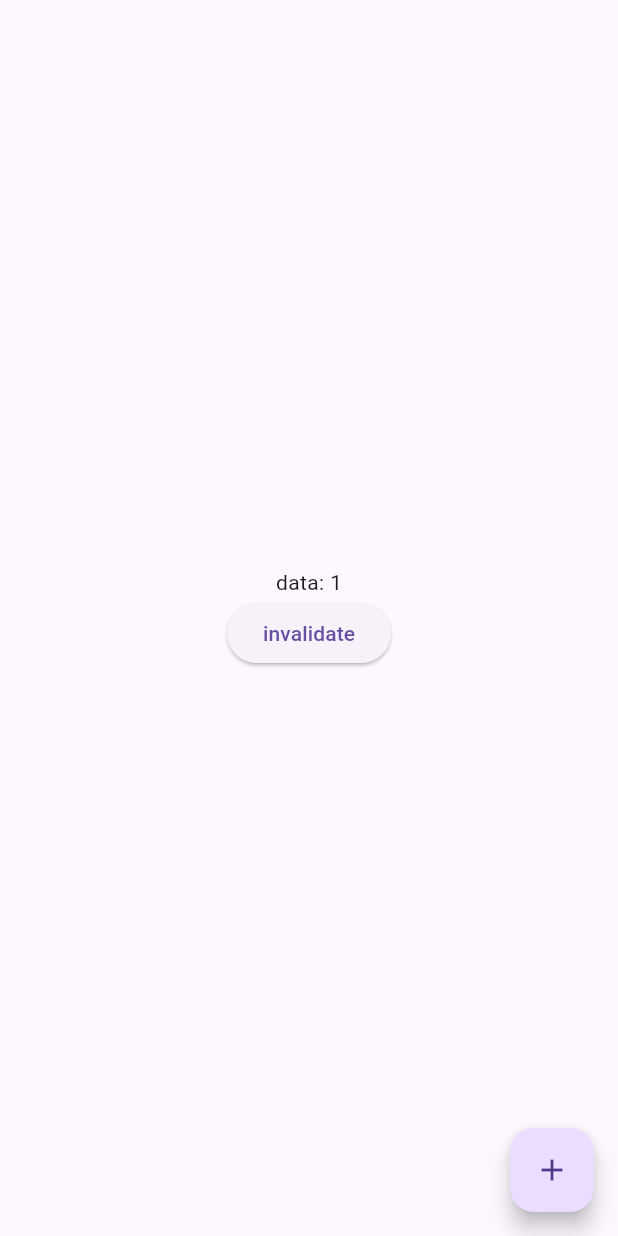
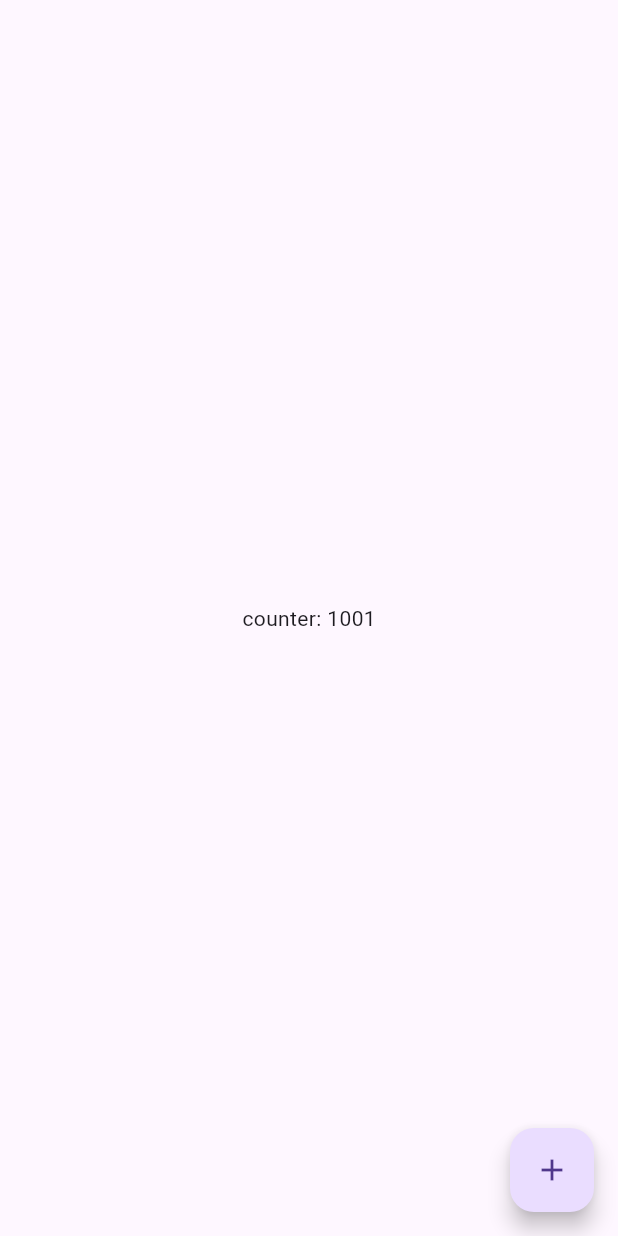
Before and after one commit to youksimgyu/riverpod_example, a Flutter app: the screen it shows after launch, after a tap on the "add" icon, on a phone screen of 412 x 824 dp. Run offline on Flutter 3.47's test engine with Material 3 defaults, Android fonts, the phone set to English and light mode, and no system bars; our stand-ins replace chopper, dio, flutter_riverpod, riverpod_annotation, shared_preferences; generated files the repository leaves out were written again.

Commit message:
riverpod overrides - provider 처음에 값 overrider 가능 - shared preferences instance를 가져와서 다른곳에 사용 가능

```diff
--- a/lib/main.dart
+++ b/lib/main.dart
@@ -1,13 +1,28 @@
 import 'package:flutter/material.dart';
 import 'package:flutter_riverpod/flutter_riverpod.dart';
-import 'package:riverpod_example/async_notifier_provider/my_async_notifier_provider.dart';
+import 'package:riverpod_example/override_with_value/override_counter.dart';
+import 'package:shared_preferences/shared_preferences.dart';
 
-void main() {
-  runApp(const ProviderScope(
-    observers: [
+final sharedPreferencesProvider =
+    Provider<SharedPreferences>((ref) => throw UnimplementedError());
+
+final themeProvider = StateProvider<bool>((ref) {
+  final theme = ref.read(sharedPreferencesProvider).getBool('theme') ?? false;
+  return theme;
+});
+
+void main() async {
+  WidgetsFlutterBinding.ensureInitialized();
+  final pref = await SharedPreferences.getInstance();
+  runApp(ProviderScope(
+    observers: const [
       // ProviderLogger(),
     ],
-    child: MainApp(),
+    overrides: [
+      counterOverrideStateProvider.overrideWith((ref) => 1000),
+      sharedPreferencesProvider.overrideWithValue(pref),
+    ],
+    child: const MainApp(),
   ));
 }
 
@@ -27,29 +42,19 @@ class Home extends ConsumerWidget {
 
   @override
   Widget build(BuildContext context, WidgetRef ref) {
-    final counter = ref.watch(asyncCounterNotifierProvider);
+    final counter = ref.watch(counterOverrideStateProvider);
     return Scaffold(
       body: Center(
         child: Column(
           mainAxisAlignment: MainAxisAlignment.center,
           children: [
-            counter.when(
-              data: (data) => Text('data: $data'),
-              loading: () => const CircularProgressIndicator(),
-              error: (error, stack) => Text('error: $error'),
-            ),
-            ElevatedButton(
-              onPressed: () {
-                ref.invalidate(asyncCounterNotifierProvider);
-              },
-              child: const Text('invalidate'),
-            ),
+            Text('counter: $counter'),
           ],
         ),
       ),
       floatingActionButton: FloatingActionButton(
         onPressed: () {
-          ref.read(asyncCounterNotifierProvider.notifier).increment();
+          ref.read(counterOverrideStateProvider.notifier).state++;
         },
         child: const Icon(Icons.add),
       ),
--- /dev/null
+++ b/lib/override_with_value/override_counter.dart
@@ -0,0 +1,3 @@
+import 'package:flutter_riverpod/flutter_riverpod.dart';
+
+final counterOverrideStateProvider = StateProvider<int>((ref) => 0);
--- a/pubspec.yaml
+++ b/pubspec.yaml
@@ -14,6 +14,7 @@ dependencies:
   dio: ^5.5.0+1
   chopper: ^8.0.1+1
   riverpod_annotation: ^2.3.5
+  shared_preferences: ^2.2.3
 
 dev_dependencies:
   flutter_test:
```
Also changed, not shown: pubspec.lock.
